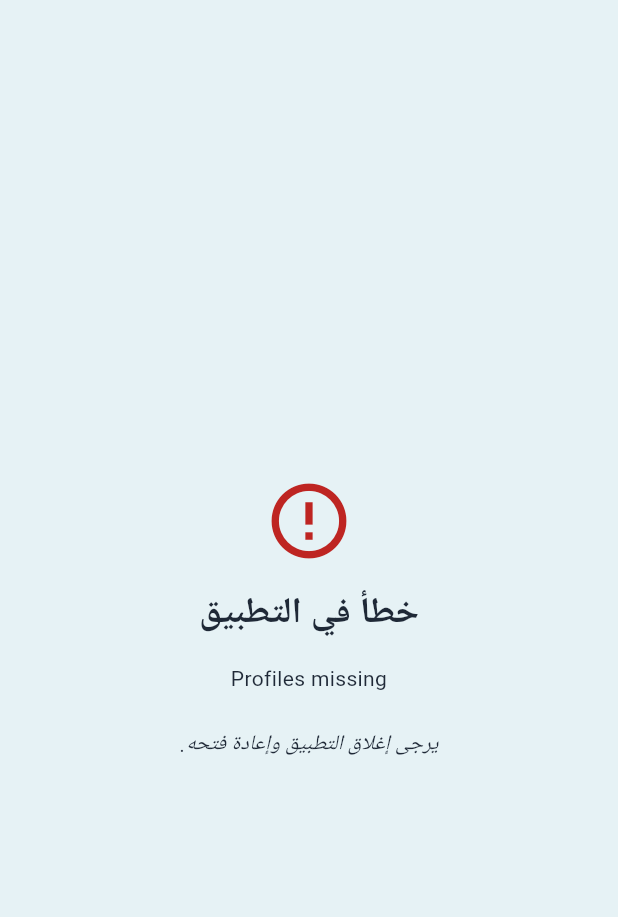
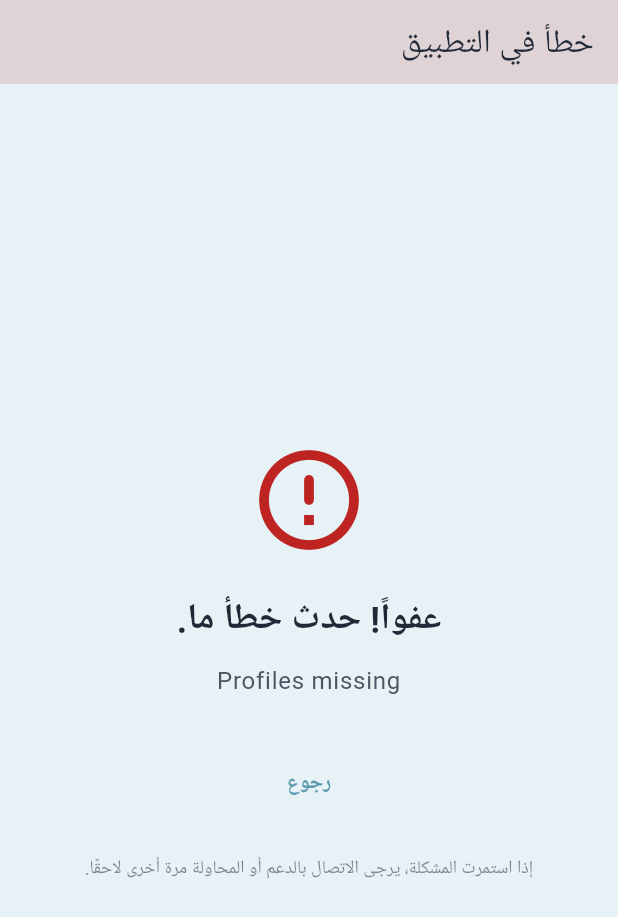
Before and after one commit to YounesMakhlouf/PFA, a Flutter app: the ErrorScreen screen opened by its route, on a phone screen of 412 x 824 dp. Shown: the top 917 px of the screen. Run offline on Flutter 3.47's test engine with Material 3 defaults, Android fonts, the phone set to English and light mode, and no system bars; our stand-ins replace audioplayers, cached_network_image, camera, confetti, fl_chart, flutter_animate and 7 more; missing offline and left inert: google_mlkit_face_detection, supabase_auth_ui; accounts and stored records are empty; Roboto replaces fonts that are missing (Sarabun).

Commit message:
refactor: remove redundant app bar theme properties and update UI components
- Removed redundant app bar theme properties (backgroundColor, foregroundColor, elevation) from multiple screens.
- Updated UI components to use theme-based colors and styles consistently.
- Improved error screen layout and added new localization strings for error handling.
- Enhanced settings screen with card-based sections and improved visual hierarchy.

```diff
--- a/lib/games/multiple_choice_game.dart
+++ b/lib/games/multiple_choice_game.dart
@@ -108,7 +108,7 @@ class _MultipleChoiceGameState extends ConsumerState<MultipleChoiceGame> {
                   ElevatedButton.icon(
                       icon: const Icon(Icons.refresh),
                       onPressed: () => gameViewModel.restartGame(),
-                      label: Text(l10n.retry),
+                      label: Text(l10n.retryButton),
                       style: ElevatedButton.styleFrom(
                           backgroundColor: colorScheme.errorContainer,
                           foregroundColor: colorScheme.onErrorContainer)),
--- a/lib/l10n/app_localizations.dart
+++ b/lib/l10n/app_localizations.dart
@@ -79,9 +79,13 @@ abstract class AppLocalizations {
   String get speakingDifficulties;
 
   // Error messages
+  String get oopsSomethingWentWrong;
+  String get retryButton;
+  String get closeAppButton;
+  String get errorScreenContactSupport;
+  String get errorScreenRestartInstruction;
   String get unknownScreenType;
   String get applicationError;
-  String get retry;
   String errorLoadingGamesDetails(Object error);
   String errorLoadingCategoryGamesDetails(String categoryName, Object error);
   String errorLoadingProfileDetails(Object error);
@@ -134,7 +138,6 @@ abstract class AppLocalizations {
   String get createProfileButton;
   String profileCreatedSuccess(String firstName);
   String get errorCreatingProfile;
-  String get errorScreenRestartInstruction;
   String get selectChildProfileTitle;
   String get whoIsPlayingPrompt;
   String get addChildProfileButton;
--- a/lib/l10n/app_localizations_ar.dart
+++ b/lib/l10n/app_localizations_ar.dart
@@ -86,8 +86,6 @@ class AppLocalizationsAr extends AppLocalizations {
   String get unknownScreenType => 'غير معروف نوع الشاشة';
   @override
   String get applicationError => 'خطأ في التطبيق';
-  @override
-  String get retry => 'إعادة المحاولة';
   @override
   String errorLoadingGamesDetails(Object error) =>
       'خطأ في تحميل الألعاب: $error';
@@ -276,4 +274,12 @@ class AppLocalizationsAr extends AppLocalizations {
   String get settingsSectionAudio => 'الصوت والتعليقات';
   @override
   String get settingsSectionGeneral => 'عام';
+  @override
+  String get oopsSomethingWentWrong => 'عفواً! حدث خطأ ما.';
+  @override
+  String get retryButton => 'حاول مرة أخرى';
+  @override
+  String get closeAppButton => 'إغلاق التطبيق';
+  @override
+  String get errorScreenContactSupport => 'إذا استمرت المشكلة، يرجى الاتصال بالدعم أو المحاولة مرة أخرى لاحقًا.';
 }
--- a/lib/screens/error_screen.dart
+++ b/lib/screens/error_screen.dart
@@ -1,11 +1,18 @@
 import 'package:flutter/material.dart';
-
+import 'package:flutter/services.dart';
 import 'package:pfa/l10n/app_localizations.dart';
 
 class ErrorScreen extends StatelessWidget {
   final String errorMessage;
+  final VoidCallback? onRetry;
+  final bool showCloseButton;
 
-  const ErrorScreen({super.key, required this.errorMessage});
+  const ErrorScreen({
+    super.key,
+    required this.errorMessage,
+    this.onRetry,
+    this.showCloseButton = false,
+  });
 
   @override
   Widget build(BuildContext context) {
@@ -15,36 +22,86 @@ class ErrorScreen extends StatelessWidget {
     final l10n = AppLocalizations.of(context);
     return Scaffold(
       backgroundColor: theme.scaffoldBackgroundColor,
+      appBar: AppBar(
+        title: Text(l10n.applicationError),
+        backgroundColor: colorScheme.errorContainer,
+        foregroundColor: colorScheme.onErrorContainer,
+        automaticallyImplyLeading: false,
+        elevation: 0,
+      ),
       body: Center(
-        child: Padding(
-          padding: const EdgeInsets.all(24.0),
+        child: SingleChildScrollView(
+          padding: const EdgeInsets.all(32.0),
           child: Column(
             mainAxisAlignment: MainAxisAlignment.center,
+            crossAxisAlignment: CrossAxisAlignment.center,
             children: [
               Icon(
-                Icons.error_outline,
+                Icons.error_outline_rounded,
                 color: colorScheme.error,
-                size: 60,
-              ),
-              const SizedBox(height: 16),
-              Text(
-                l10n.applicationError,
-                style: textTheme.headlineSmall ?? textTheme.titleLarge,
-                textAlign: TextAlign.center,
-              ),
-              const SizedBox(height: 16),
-              Text(
-                errorMessage,
-                style: textTheme.bodyMedium,
-                textAlign: TextAlign.center,
+                size: 80,
               ),
               const SizedBox(height: 24),
               Text(
-                l10n.errorScreenRestartInstruction,
-                style:
-                    textTheme.bodyMedium?.copyWith(fontStyle: FontStyle.italic),
+                l10n.oopsSomethingWentWrong,
+                style: textTheme.headlineSmall?.copyWith(
+                  color: colorScheme.onSurface,
+                  fontWeight: FontWeight.bold,
+                ),
                 textAlign: TextAlign.center,
-              )
+              ),
+              const SizedBox(height: 12),
+              Text(
+                errorMessage,
+                style: textTheme.bodyLarge?.copyWith(
+                  color: colorScheme.onSurfaceVariant,
+                ),
+                textAlign: TextAlign.center,
+              ),
+              const SizedBox(height: 32),
+              if (onRetry != null)
+                ElevatedButton.icon(
+                  icon: const Icon(Icons.refresh_rounded),
+                  label: Text(l10n.retryButton),
+                  onPressed: onRetry,
+                  style: ElevatedButton.styleFrom(
+                    backgroundColor: colorScheme.primary,
+                    foregroundColor: colorScheme.onPrimary,
+                  ),
+                ),
+              if (onRetry != null &&
+                  showCloseButton) // Add spacing if both buttons are shown
+                const SizedBox(height: 12),
+              if (showCloseButton)
+                OutlinedButton.icon(
+                  icon: const Icon(Icons.close_rounded),
+                  label: Text(l10n.closeAppButton),
+                  onPressed: () {
+                    // This will attempt to close the application.
+                    SystemNavigator.pop();
+                  },
+                  style: OutlinedButton.styleFrom(
+                    foregroundColor: colorScheme.error,
+                    side: BorderSide(
+                        color: colorScheme.error.withValues(alpha: 0.5)),
+                  ),
+                ),
+              if (onRetry == null &&
+                  !showCloseButton &&
+                  Navigator.canPop(context))
+                TextButton(
+                  // Fallback to "Go Back" if it can pop
+                  onPressed: () => Navigator.pop(context),
+                  child: Text(l10n.goBack),
+                ),
+              const SizedBox(height: 24),
+              Text(
+                l10n.errorScreenContactSupport,
+                style: textTheme.bodySmall?.copyWith(
+                  color: colorScheme.onSurfaceVariant.withValues(alpha: 0.7),
+                ),
+                textAlign: TextAlign.center,
+              ),
             ],
           ),
         ),
--- a/lib/screens/generic_loading_screen.dart
+++ b/lib/screens/generic_loading_screen.dart
@@ -68,9 +68,6 @@ class GenericLoadingScreen extends ConsumerWidget {
       appBar: showAppBar
           ? AppBar(
               title: Text(appBarTitle ?? l10n.loading),
-              backgroundColor: theme.appBarTheme.backgroundColor,
-              foregroundColor: theme.appBarTheme.foregroundColor,
-              elevation: theme.appBarTheme.elevation,
               automaticallyImplyLeading: false,
             )
           : null,
--- a/lib/widgets/game_card.dart
+++ b/lib/widgets/game_card.dart
@@ -74,8 +74,8 @@ class GameCardWidget extends StatelessWidget {
         margin: theme.cardTheme.margin,
         child: InkWell(
           onTap: isEnabled ? onTap : null,
-          splashColor: effectiveForegroundColor.withOpacity(0.1),
-          highlightColor: effectiveForegroundColor.withOpacity(0.05),
+          splashColor: effectiveForegroundColor.withValues(alpha: 0.1),
+          highlightColor: effectiveForegroundColor.withValues(alpha: 0.05),
           borderRadius: theme.cardTheme.shape is RoundedRectangleBorder
               ? (theme.cardTheme.shape as RoundedRectangleBorder).borderRadius
                   as BorderRadius
```
Also changed, not shown: lib/config/app_theme.dart (+11 -10 lines), lib/l10n/app_localizations_en.dart (+8 -2 lines), lib/l10n/app_localizations_fr.dart (+9 -2 lines), lib/screens/category_screen.dart (+13 -8 lines), lib/screens/create_child_profile_screen.dart (+71 -82 lines), lib/screens/home_screen.dart (+28 -36 lines), lib/screens/settings_screen.dart (+14 -4 lines).
